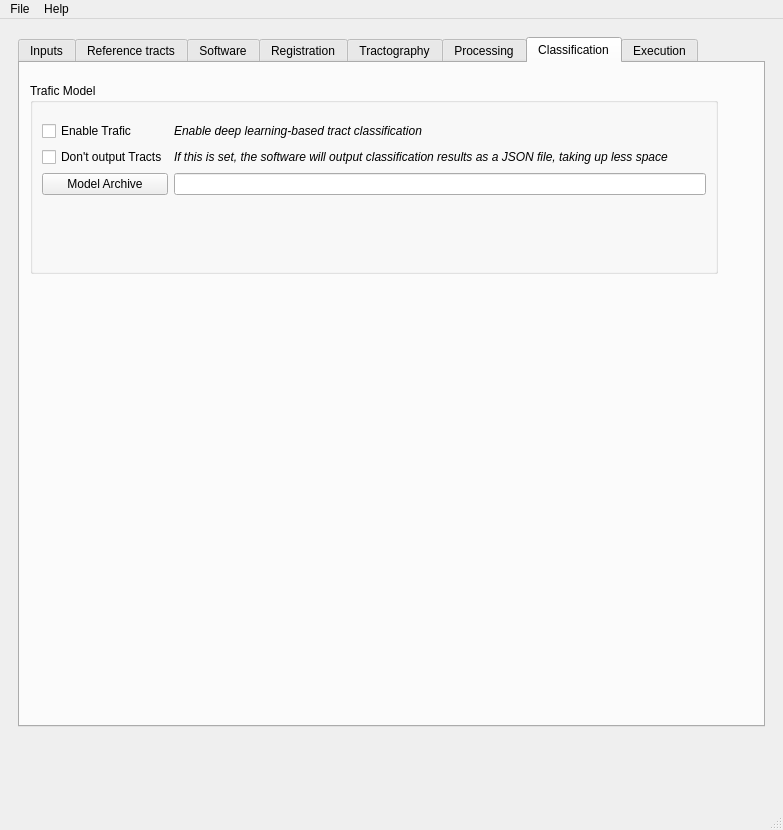
Old version of the form src/AutoTract.ui in the repository NIRALUser/AutoTract.
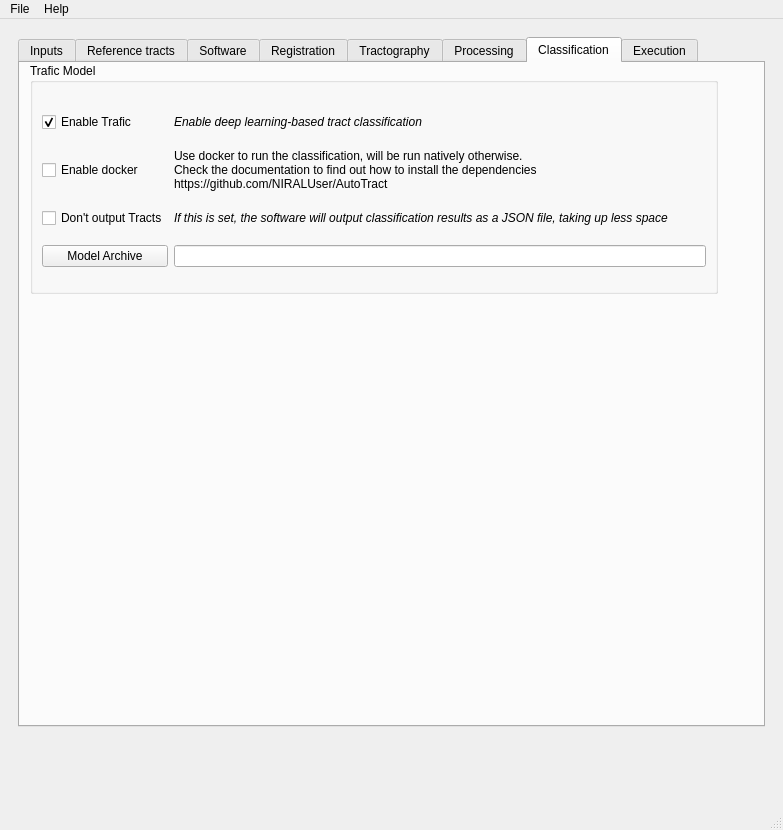
New version of the form. The open tabs and pages were chosen to show the change. Icons and pictures are not drawn.

Commit message: ENH: Add options to enable or disable docker

```diff
--- a/src/AutoTract.ui
+++ b/src/AutoTract.ui
@@ -1530,9 +1530,9 @@
         <property name="geometry">
          <rect>
           <x>10</x>
-          <y>20</y>
+          <y>0</y>
           <width>688</width>
-          <height>191</height>
+          <height>231</height>
          </rect>
         </property>
         <layout class="QHBoxLayout" name="horizontalLayout_12">
@@ -1545,43 +1545,21 @@
             <property name="topMargin">
              <number>18</number>
             </property>
-            <item row="0" column="1">
-             <widget class="QLabel" name="enable_trafic_descr_label">
-              <property name="font">
-               <font>
-                <italic>true</italic>
-               </font>
-              </property>
-              <property name="text">
-               <string>Enable deep learning-based tract classification</string>
-              </property>
-             </widget>
-            </item>
             <item row="4" column="0">
-             <widget class="QPushButton" name="trafic_model_dir_pushButton">
-              <property name="text">
-               <string>Model Archive</string>
-              </property>
-             </widget>
-            </item>
-            <item row="0" column="0">
-             <widget class="QCheckBox" name="para_enable_trafic_checkBox">
-              <property name="text">
-               <string>Enable Trafic</string>
-              </property>
-             </widget>
-            </item>
-            <item row="3" column="0">
              <widget class="QCheckBox" name="para_no_tract_output_trafic_checkBox">
               <property name="text">
                <string>Don't output Tracts</string>
               </property>
              </widget>
             </item>
-            <item row="4" column="1">
-             <widget class="QLineEdit" name="para_trafic_model_dir_lineEdit"/>
+            <item row="7" column="0">
+             <widget class="QPushButton" name="trafic_model_dir_pushButton">
+              <property name="text">
+               <string>Model Archive</string>
+              </property>
+             </widget>
             </item>
-            <item row="3" column="1">
+            <item row="4" column="2">
              <widget class="QLabel" name="no_tract_output_trafic_descr_label">
               <property name="font">
                <font>
@@ -1599,18 +1577,52 @@
               </property>
              </widget>
             </item>
-            <item row="5" column="1">
-             <spacer name="verticalSpacer_10">
-              <property name="orientation">
-               <enum>Qt::Vertical</enum>
+            <item row="0" column="2">
+             <widget class="QLabel" name="enable_trafic_descr_label">
+              <property name="font">
+               <font>
+                <italic>true</italic>
+               </font>
               </property>
-              <property name="sizeHint" stdset="0">
-               <size>
-                <width>698</width>
-                <height>40</height>
-               </size>
+              <property name="text">
+               <string>Enable deep learning-based tract classification</string>
               </property>
-             </spacer>
+             </widget>
+            </item>
+            <item row="0" column="0">
+             <widget class="QCheckBox" name="para_enable_trafic_checkBox">
+              <property name="toolTipDuration">
+               <number>-3</number>
+              </property>
+              <property name="text">
+               <string>Enable Trafic</string>
+              </property>
+              <property name="checked">
+               <bool>true</bool>
+              </property>
+             </widget>
+            </item>
+            <item row="7" column="2">
+             <widget class="QLineEdit" name="para_trafic_model_dir_lineEdit"/>
+            </item>
+            <item row="1" column="0">
+             <widget class="QCheckBox" name="para_enable_docker_checkBox">
+              <property name="text">
+               <string>Enable docker</string>
+              </property>
+             </widget>
+            </item>
+            <item row="1" column="2">
+             <widget class="QLabel" name="docker_label">
+              <property name="toolTip">
+               <string>If is running natively. tensorflow and vtk must be installed with python.</string>
+              </property>
+              <property name="text">
+               <string>Use docker to run the classification, will be run natively otherwise. 
+Check the documentation to find out how to install the dependencies 
+https://github.com/NIRALUser/AutoTract</string>
+              </property>
+             </widget>
             </item>
            </layout>
           </widget>
```
The commit also changes 2 other files.
